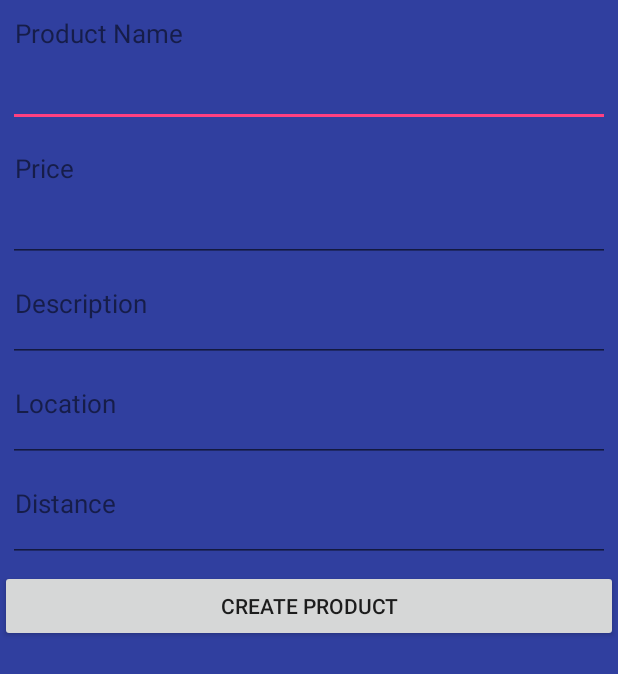
After one commit to fernandesdale96/BuyIt, an Android app: the AddProduct screen opened directly, with no data from a screen before it, on a phone screen of 412 x 824 dp. The commit adds this screen. Shown: the top 674 px of the screen. Run offline under Robolectric (Android 15) with nearby library versions, the phone set to English and light mode, and no system bars.

Commit message:
Add product done...need to handle UI Thread Looper error

```diff
--- a/app/src/main/AndroidManifest.xml
+++ b/app/src/main/AndroidManifest.xml
@@ -40,6 +40,8 @@
         </activity>
 
         <activity android:name=".ProductLocation"></activity>
+        <activity android:name=".MenuActivity"></activity>
+        <activity android:name=".AddProduct"></activity>
 
         <activity
             android:name="com.example.dayle_fernandes.final_project.SplashActivity"
--- /dev/null
+++ b/app/src/main/java/com/example/dayle_fernandes/final_project/AddProduct.java
@@ -0,0 +1,163 @@
+package com.example.dayle_fernandes.final_project;
+
+/**
+ * Created by aksharma2 on 05-11-2016.
+ */
+
+import java.io.IOException;
+import java.util.ArrayList;
+import java.util.List;
+
+import org.apache.http.NameValuePair;
+import org.apache.http.message.BasicNameValuePair;
+import org.json.JSONException;
+import org.json.JSONObject;
+
+import android.app.Activity;
+import android.app.ProgressDialog;
+import android.content.Intent;
+import android.os.AsyncTask;
+import android.os.Bundle;
+import android.util.Log;
+import android.view.View;
+import android.widget.Button;
+import android.widget.EditText;
+import android.widget.Toast;
+
+import org.json.JSONArray;
+import org.json.JSONException;
+import org.json.JSONObject;
+public class AddProduct extends Activity {
+
+    private ProgressDialog pDialog;
+
+    private static String url_create_product = "http://10.0.2.2/FinalProject/create_product.php";
+
+    private static final String TAG_SUCCESS = "success";
+
+    //JSONParser jsonParser = new JSONParser();
+    EditText inputName;
+    EditText inputPrice;
+    EditText inputDesc;
+    EditText inputLocation;
+    EditText inputDistance;
+    AddProduct selfRef=this;
+
+
+    @Override
+    public void onCreate(Bundle savedInstanceState) {
+        super.onCreate(savedInstanceState);
+        setContentView(R.layout.add_product);
+
+        // Edit Text
+        inputName = (EditText) findViewById(R.id.inputName);
+        inputPrice = (EditText) findViewById(R.id.inputPrice);
+        inputDesc = (EditText) findViewById(R.id.inputDesc);
+        inputLocation = (EditText) findViewById(R.id.inputLocation);
+        inputDistance = (EditText) findViewById(R.id.inputDistance);
+
+        // Create button
+        Button btnCreateProduct = (Button) findViewById(R.id.btnCreateProduct);
+
+        // button click event
+        btnCreateProduct.setOnClickListener(new View.OnClickListener() {
+
+            @Override
+            public void onClick(View view) {
+                // creating new product in background thread
+                new CreateNewProduct().execute();
+            }
+
+
+        });
+    }
+
+    class CreateNewProduct extends AsyncTask<String, String, String>  {
+
+        String name;
+        String price;
+        String location;
+        String distance;
+        String description;
+        /**
+         * Before starting background thread Show Progress Dialog
+         */
+        @Override
+        protected void onPreExecute() {
+            super.onPreExecute();
+            pDialog = new ProgressDialog(AddProduct.this);
+            pDialog.setMessage("Creating Product..");
+            pDialog.setIndeterminate(false);
+            pDialog.setCancelable(true);
+            pDialog.show();
+            name = inputName.getText().toString();
+            price = inputPrice.getText().toString();
+            location=inputLocation.getText().toString();
+            distance=inputDistance.getText().toString();
+            description = inputDesc.getText().toString();
+        }
+
+        /**
+         * Creating product
+         */
+
+        protected String doInBackground(String... args) {
+            String jsonStr="";
+            try {
+                ServiceHandler sh = new ServiceHandler();
+                // Building Parameters
+                List<NameValuePair> params = new ArrayList<NameValuePair>();
+                params.add(new BasicNameValuePair("name", name));
+                params.add(new BasicNameValuePair("price", price));
+                params.add(new BasicNameValuePair("description", description));
+                params.add(new BasicNameValuePair("location", location));
+                params.add(new BasicNameValuePair("distance", distance));
+
+                // getting JSON Object
+                // Note that create product url accepts POST method
+                //  JSONObject json = jsonParser.makeHttpRequest(url_create_product,
+                //          "POST", params);
+
+                 jsonStr = sh.makeServiceCall(url_create_product, ServiceHandler.POST, params);
+
+                // check log cat fro response
+                Log.d("Create Response", jsonStr.toString());
+            }catch(Exception e){
+
+            }
+                // check for success tag
+                {
+                    int success = jsonStr.compareTo(TAG_SUCCESS);
+
+                    if (success == 0) {
+                        // successfully created product
+                        Intent i = new Intent(getApplicationContext(), AddProduct.class);
+                        startActivity(i);
+                        Toast.makeText(selfRef, "Success", Toast.LENGTH_SHORT);
+
+                        // closing this screen
+                        finish();
+                    } else {
+                        // failed to create product
+                    }
+                }
+
+                return null;
+
+        }
+
+        /**
+         * After completing background task Dismiss the progress dialog
+         **/
+        protected void onPostExecute(String file_url) {
+            // dismiss the dialog once done
+            selfRef.runOnUiThread(new Runnable() {
+                @Override
+                public void run() {
+                    pDialog.dismiss();
+                }
+            });
+
+        }
+    }
+}
--- a/app/src/main/java/com/example/dayle_fernandes/final_project/ServiceHandler.java
+++ b/app/src/main/java/com/example/dayle_fernandes/final_project/ServiceHandler.java
@@ -60,6 +60,7 @@ public class ServiceHandler {
                 }
 
                 httpResponse = httpClient.execute(httpPost);
+                return "success";
 
             } else if (method == GET) {
                 // appending params to url
--- a/app/src/main/java/com/example/dayle_fernandes/final_project/SplashActivity.java
+++ b/app/src/main/java/com/example/dayle_fernandes/final_project/SplashActivity.java
@@ -13,7 +13,7 @@ public class SplashActivity extends AppCompatActivity {
     @Override
     protected void onCreate(Bundle savedInstance) {
         super.onCreate(savedInstance);
-        Intent newIntent = new Intent(SplashActivity.this, MainActivity.class);
+        Intent newIntent = new Intent(SplashActivity.this, MenuActivity.class);
         startActivity(newIntent);
         finish();
     }
--- /dev/null
+++ b/app/src/main/res/layout/add_product.xml
@@ -0,0 +1,99 @@
+<?xml version="1.0" encoding="utf-8"?>
+<LinearLayout xmlns:android="http://schemas.android.com/apk/res/android"
+    android:layout_width="match_parent"
+    android:layout_height="match_parent"
+    android:orientation="vertical"
+    android:background="@color/colorPrimaryDark">
+
+    <!-- Name Label -->
+    <TextView android:layout_width="fill_parent"
+        android:layout_height="wrap_content"
+        android:text="Product Name"
+        android:paddingLeft="10dip"
+        android:paddingRight="10dip"
+        android:paddingTop="10dip"
+        android:textSize="17dip"/>
+
+    <!-- Input Name -->
+    <EditText android:id="@+id/inputName"
+        android:layout_width="fill_parent"
+        android:layout_height="wrap_content"
+        android:layout_margin="5dip"
+        android:layout_marginBottom="15dip"
+        android:singleLine="true"/>
+
+    <!-- Price Label -->
+    <TextView android:layout_width="fill_parent"
+        android:layout_height="wrap_content"
+        android:text="Price"
+        android:paddingLeft="10dip"
+        android:paddingRight="10dip"
+        android:paddingTop="10dip"
+        android:textSize="17dip"/>
+
+    <!-- Input Price -->
+    <EditText android:id="@+id/inputPrice"
+        android:layout_width="fill_parent"
+        android:layout_height="wrap_content"
+        android:layout_margin="5dip"
+        android:layout_marginBottom="15dip"
+        android:singleLine="true"
+        android:inputType="numberDecimal"/>
+
+    <!-- Description Label -->
+    <TextView android:layout_width="fill_parent"
+        android:layout_height="wrap_content"
+        android:text="Description"
+        android:paddingLeft="10dip"
+        android:paddingRight="10dip"
+        android:paddingTop="10dip"
+        android:textSize="17dip"/>
+
+    <!-- Input description -->
+    <EditText android:id="@+id/inputDesc"
+        android:layout_width="fill_parent"
+        android:layout_height="22dp"
+        android:layout_margin="5dip"
+        android:layout_marginBottom="15dip"
+        android:lines="4"
+        android:gravity="top"/>
+
+    <TextView android:layout_width="fill_parent"
+        android:layout_height="wrap_content"
+        android:text="Location"
+        android:paddingLeft="10dip"
+        android:paddingRight="10dip"
+        android:paddingTop="10dip"
+        android:textSize="17dip"/>
+
+    <EditText android:id="@+id/inputLocation"
+        android:layout_width="fill_parent"
+        android:layout_height="22dp"
+        android:layout_margin="5dip"
+        android:layout_marginBottom="15dip"
+        android:lines="4"
+        android:gravity="top"/>
+
+    <TextView android:layout_width="fill_parent"
+        android:layout_height="wrap_content"
+        android:text="Distance"
+        android:paddingLeft="10dip"
+        android:paddingRight="10dip"
+        android:paddingTop="10dip"
+        android:textSize="17dip"/>
+
+    <EditText android:id="@+id/inputDistance"
+        android:layout_width="fill_parent"
+        android:layout_height="22dp"
+        android:layout_margin="5dip"
+        android:layout_marginBottom="15dip"
+        android:lines="4"
+        android:gravity="top"/>
+
+    <!-- Button Create Product -->
+    <Button android:id="@+id/btnCreateProduct"
+        android:layout_width="fill_parent"
+        android:layout_height="wrap_content"
+        android:text="Create Product"/>
+
+</LinearLayout>
--- a/app/src/main/res/values/colors.xml
+++ b/app/src/main/res/values/colors.xml
@@ -4,4 +4,5 @@
     <color name="colorPrimaryDark">#303F9F</color>
     <color name="colorAccent">#FF4081</color>
     <color name="gray">#A9A9A9</color>
+    <color name="black">#000000</color>
 </resources>
```
Also changed, not shown: app/src/main/java/com/example/dayle_fernandes/final_project/MenuActivity.java (added, +48 -0 lines), app/src/main/res/layout/menuscreen.xml (added, +19 -0 lines), app/src/main/java/com/example/dayle_fernandes/final_project/MainActivity.java (line endings or trailing spaces).
